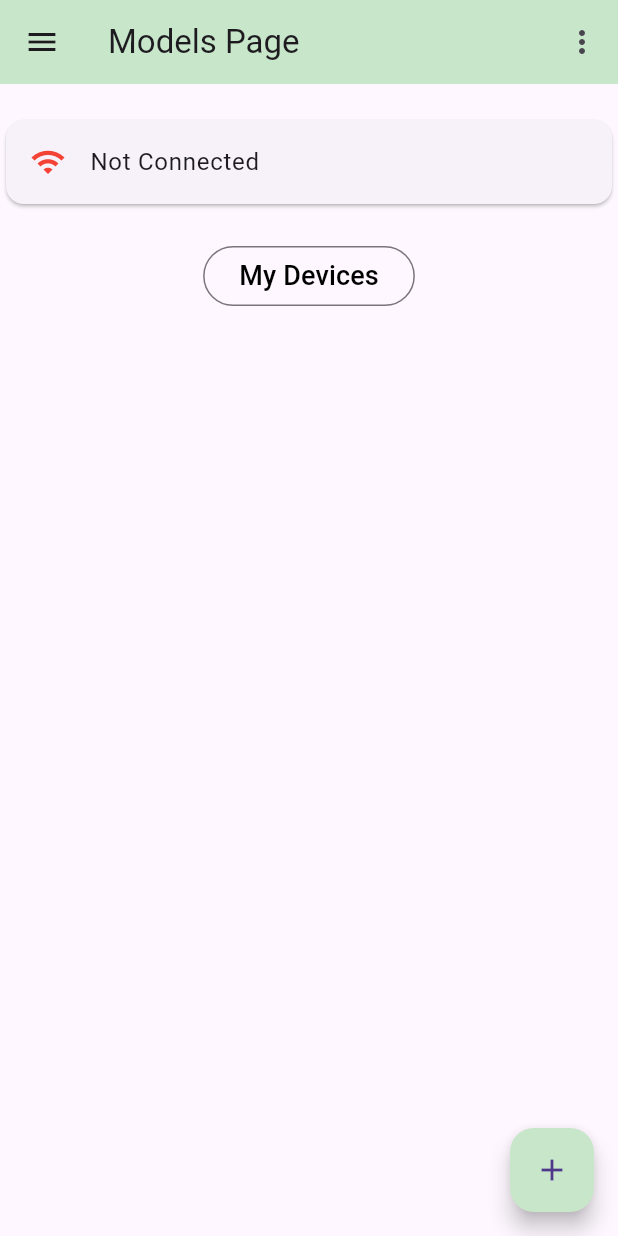
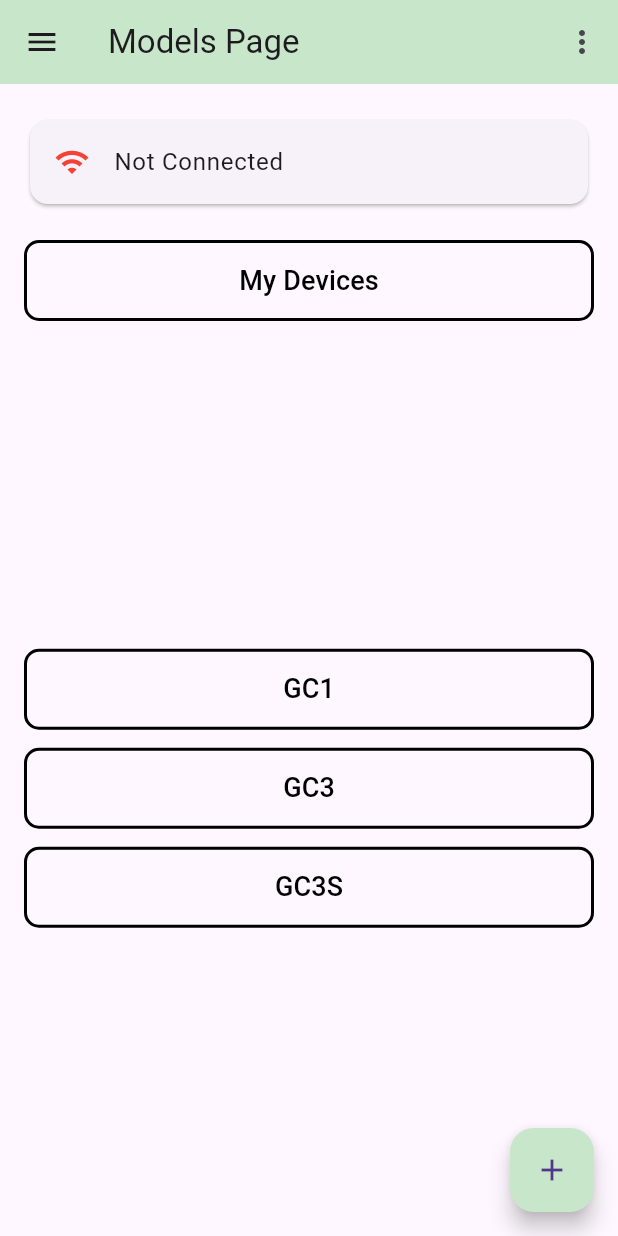
Before and after one commit to Manish2102/GardenController, a Flutter app: the ModelsPage screen opened by its route, on a phone screen of 412 x 824 dp. Run offline on Flutter 3.47's test engine with Material 3 defaults, Android fonts, the phone set to English and light mode, and no system bars; our stand-ins replace cloud_firestore, firebase_auth, firebase_core, flutter_blue, google_sign_in, permission_handler and 1 more; missing offline and left inert: qr_code_scanner, wifi_iot; accounts and stored records are empty.

Commit message:
initial commit

```diff
--- a/lib/Pages/Home.dart
+++ b/lib/Pages/Home.dart
@@ -2,9 +2,11 @@ import 'dart:io';
 import 'package:firebase_auth/firebase_auth.dart';
 import 'package:flutter/foundation.dart';
 import 'package:flutter/material.dart';
+import 'package:gardenmate/Device_Screens/GC1Screen.dart';
+import 'package:gardenmate/Device_Screens/GC3S_Screen.dart';
+import 'package:gardenmate/Device_Screens/GC3_Screen.dart';
 import 'package:gardenmate/Pages/My_Models_Page.dart';
 import 'package:gardenmate/Pages/Login_Page.dart';
-//import 'package:gardenmate/Pages/BottomNav_Bar.dart';
 import 'package:gardenmate/Pages/Provision_Page.dart';
 import 'package:qr_code_scanner/qr_code_scanner.dart';
 import 'package:url_launcher/url_launcher.dart';
@@ -95,7 +97,6 @@ class _ModelsPageState extends State<ModelsPage> {
           ),
         ],
       ),
-      //bottomNavigationBar: buildBottomBar(context, 0, (index) {}),
       drawer: Drawer(
         child: ListView(
           padding: EdgeInsets.zero,
@@ -120,17 +121,6 @@ class _ModelsPageState extends State<ModelsPage> {
               ),
             ),
             ListTile(
-              leading: Icon(Icons.logout),
-              title: Text('Logout'),
-              onTap: () async {
-                await FirebaseAuth.instance.signOut();
-                Navigator.of(context).pushAndRemoveUntil(
-                  MaterialPageRoute(builder: (context) => LogIn()),
-                  (Route<dynamic> route) => false,
-                );
-              },
-            ),
-            ListTile(
               leading: Icon(Icons.settings),
               title: Text('Provision'),
               onTap: () {
@@ -144,13 +134,26 @@ class _ModelsPageState extends State<ModelsPage> {
                 );
               },
             ),
+            ListTile(
+              leading: Icon(Icons.logout),
+              title: Text('Logout'),
+              onTap: () async {
+                await FirebaseAuth.instance.signOut();
+                Navigator.of(context).pushAndRemoveUntil(
+                  MaterialPageRoute(builder: (context) => LogIn()),
+                  (Route<dynamic> route) => false,
+                );
+              },
+            ),
           ],
         ),
       ),
       body: Container(
         alignment: Alignment.center,
+        padding: EdgeInsets.symmetric(horizontal: 16),
         child: Column(
           mainAxisAlignment: MainAxisAlignment.start,
+          crossAxisAlignment: CrossAxisAlignment.stretch,
           children: [
             SizedBox(height: 20),
             ValueListenableBuilder<bool>(
@@ -167,6 +170,13 @@ class _ModelsPageState extends State<ModelsPage> {
             ),
             SizedBox(height: 20),
             OutlinedButton(
+              style: OutlinedButton.styleFrom(
+                shape: RoundedRectangleBorder(
+                  borderRadius: BorderRadius.circular(10),
+                ),
+                padding: EdgeInsets.symmetric(vertical: 14),
+                side: BorderSide(color: Colors.black, width: 2),
+              ),
               onPressed: () {
                 Navigator.push(
                   context,
@@ -176,6 +186,81 @@ class _ModelsPageState extends State<ModelsPage> {
               child: Text(
                 'My Devices',
                 style: TextStyle(color: Colors.black, fontSize: 18),
+              ),
+            ),
+            SizedBox(height: 1),
+            Expanded(
+              child: Column(
+                mainAxisAlignment: MainAxisAlignment.center,
+                crossAxisAlignment: CrossAxisAlignment.stretch,
+                children: [
+                  SizedBox(height: 12),
+                  OutlinedButton(
+                    style: OutlinedButton.styleFrom(
+                      shape: RoundedRectangleBorder(
+                        borderRadius: BorderRadius.circular(10),
+                      ),
+                      padding: EdgeInsets.symmetric(vertical: 14),
+                      side: BorderSide(color: Colors.black, width: 2),
+                    ),
+                    onPressed: () {
+                      Navigator.push(
+                        context,
+                        MaterialPageRoute(
+                            builder: (context) =>
+                                GC1Page(userName: displayName)),
+                      );
+                    },
+                    child: Text(
+                      'GC1',
+                      style: TextStyle(color: Colors.black, fontSize: 18),
+                    ),
+                  ),
+                  SizedBox(height: 12),
+                  OutlinedButton(
+                    style: OutlinedButton.styleFrom(
+                      shape: RoundedRectangleBorder(
+                        borderRadius: BorderRadius.circular(10),
+                      ),
+                      padding: EdgeInsets.symmetric(vertical: 14),
+                      side: BorderSide(color: Colors.black, width: 2),
+                    ),
+                    onPressed: () {
+                      Navigator.push(
+                        context,
+                        MaterialPageRoute(
+                            builder: (context) =>
+                                GC3Page(userName: displayName)),
+                      );
+                    },
+                    child: Text(
+                      'GC3',
+                      style: TextStyle(color: Colors.black, fontSize: 18),
+                    ),
+                  ),
+                  SizedBox(height: 12),
+                  OutlinedButton(
+                    style: OutlinedButton.styleFrom(
+                      shape: RoundedRectangleBorder(
+                        borderRadius: BorderRadius.circular(10),
+                      ),
+                      padding: EdgeInsets.symmetric(vertical: 14),
+                      side: BorderSide(color: Colors.black, width: 2),
+                    ),
+                    onPressed: () {
+                      Navigator.push(
+                        context,
+                        MaterialPageRoute(
+                            builder: (context) =>
+                                GC3SPage(userName: displayName)),
+                      );
+                    },
+                    child: Text(
+                      'GC3S',
+                      style: TextStyle(color: Colors.black, fontSize: 18),
+                    ),
+                  ),
+                ],
               ),
             ),
             if (qrText.isNotEmpty)
```
